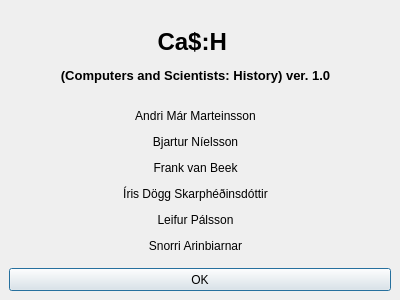
The window that GUI-verklegtVika3/aboutdialog.ui (streamerinn/Verklegt-1) describes before a commit, drawn with Qt 5.
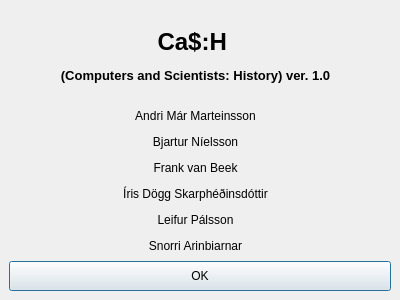
The same window after the commit.

Commit message: Layout þegar gluggar eru stækkaðir betra

Patch:
```diff
--- a/GUI-verklegtVika3/aboutdialog.ui
+++ b/GUI-verklegtVika3/aboutdialog.ui
@@ -35,11 +35,23 @@
    <property name="geometry">
     <rect>
      <x>9</x>
-     <y>268</y>
+     <y>261</y>
      <width>382</width>
-     <height>23</height>
+     <height>30</height>
     </rect>
    </property>
+   <property name="sizePolicy">
+    <sizepolicy hsizetype="Fixed" vsizetype="Fixed">
+     <horstretch>0</horstretch>
+     <verstretch>0</verstretch>
+    </sizepolicy>
+   </property>
+   <property name="minimumSize">
+    <size>
+     <width>382</width>
+     <height>30</height>
+    </size>
+   </property>
    <property name="styleSheet">
     <string notr="true"/>
    </property>
```
The commit also changes 4 other files.
